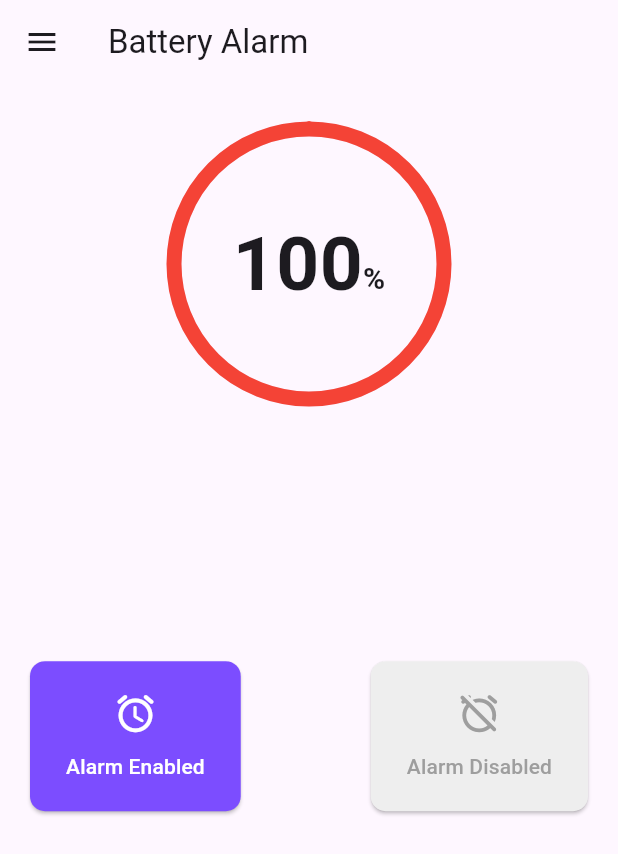
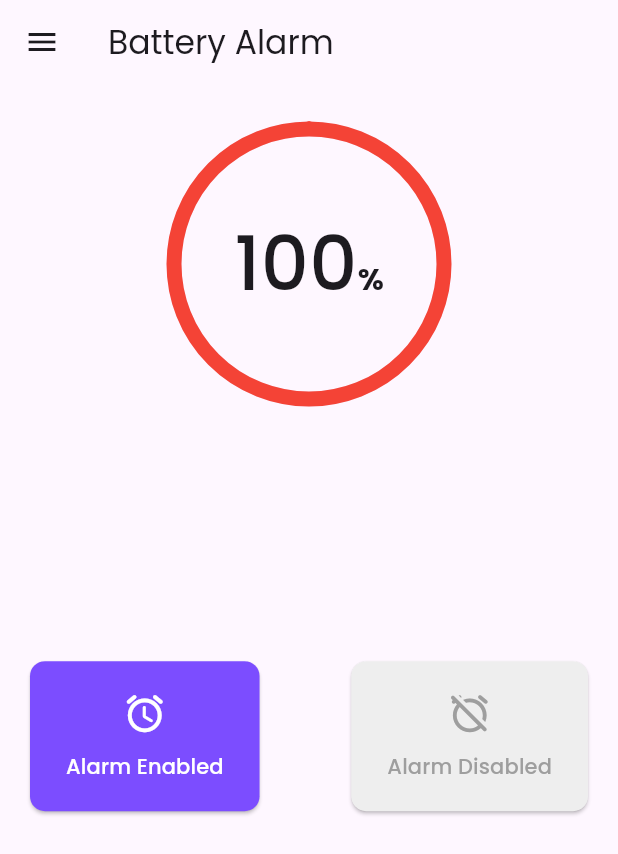
Before and after one commit to ahm3dElgharbawy/Battery-Alarm, a Flutter app: the screen it shows after launch, on a phone screen of 412 x 824 dp. Shown: the top 854 px of the screen. Run offline on Flutter 3.47's test engine with Material 3 defaults, Android fonts, the phone set to English and light mode, and no system bars; our stand-ins replace battery_plus, flutter_bloc, lottie; missing offline and left inert: flutter_ringtone_player.

Commit message:
adding launcher icon and poppins font and fix some things

```diff
--- a/lib/core/constants/colors.dart
+++ b/lib/core/constants/colors.dart
@@ -1,6 +1,6 @@
 import 'package:flutter/material.dart';
 
-class AppColors {
+abstract class AppColors {
   static const Color primary = Color(0xff7751FF);
   static const Color red = Colors.red;
   static const Color green = Color(0xff4caf50);
--- a/lib/cubits/battery_cubit/my_battery_cubit.dart
+++ b/lib/cubits/battery_cubit/my_battery_cubit.dart
@@ -5,17 +5,17 @@ import 'package:flutter/widgets.dart';
 part 'my_battery_state.dart';
 
 class MyBatteryCubit extends Cubit<MyBatteryState> {
-  MyBatteryCubit() : super(MyBatteryInitial());
+  MyBatteryCubit() : super(MyBatteryDischarging());
   int batteryLevel = 0;
   void myBatteryListening(Battery battery) {
     battery.onBatteryStateChanged.listen((BatteryState state) async {
       batteryLevel = await battery.batteryLevel;
       if (state == BatteryState.charging) {
-        emit(MyBatteryCharging(progress: batteryLevel));
+        emit(MyBatteryCharging());
       } else if (state == BatteryState.full) {
         emit(MyBatteryFull());
       } else {
-        emit(MyBatteryDischarging(progress: batteryLevel));
+        emit(MyBatteryDischarging());
       }
     });
   }
--- a/lib/cubits/battery_cubit/my_battery_state.dart
+++ b/lib/cubits/battery_cubit/my_battery_state.dart
@@ -3,16 +3,15 @@ part of 'my_battery_cubit.dart';
 @immutable
 sealed class MyBatteryState {}
 
-final class MyBatteryInitial extends MyBatteryState {}
-
-final class MyBatteryFull extends MyBatteryState {}
+final class MyBatteryDischarging extends MyBatteryState {
+  MyBatteryDischarging();
+}
 
 final class MyBatteryCharging extends MyBatteryState {
-  final int progress;
-  MyBatteryCharging({required this.progress});
+  MyBatteryCharging();
 }
 
-final class MyBatteryDischarging extends MyBatteryState {
-  final int progress;
-  MyBatteryDischarging({required this.progress});
+final class MyBatteryFull extends MyBatteryState {
+  MyBatteryFull();
+
 }
--- a/lib/home/widgets/charging_indicator.dart
+++ b/lib/home/widgets/charging_indicator.dart
@@ -12,11 +12,10 @@ class ChargingIndicator extends StatelessWidget {
   @override
   Widget build(BuildContext context) {
     final bloc = context.read<MyBatteryCubit>();
-
     return BlocConsumer<MyBatteryCubit, MyBatteryState>(
       listener: (context, state) {
         if (state is MyBatteryFull) {
-          context.read<BatteryAlarmCubit>().launchAlarm();
+          context.read<BatteryAlarmCubit>().launchAlarm(context);
         }
       },
       builder: (context, state) => SizedBox(
@@ -52,17 +51,14 @@ class ChargingIndicator extends StatelessWidget {
                     crossAxisAlignment: CrossAxisAlignment.baseline,
                     textBaseline: TextBaseline.alphabetic,
                     children: [
-                      Text(
-                        state is MyBatteryCharging
-                            ? bloc.batteryLevel.toString()
-                            : (state is MyBatteryFull)
-                                ? "100"
-                                : bloc.batteryLevel.toString(),
-                        style: const TextStyle(fontSize: 50,fontWeight: FontWeight.bold),
+                      Text(bloc.batteryLevel.toString(),
+                        style: const TextStyle(
+                            fontSize: 50, fontWeight: FontWeight.w500),
                       ),
                       const Text(
                         "%",
-                        style: TextStyle(fontSize: 20,fontWeight: FontWeight.bold),
+                        style: TextStyle(
+                            fontSize: 20, fontWeight: FontWeight.bold),
                       ),
                     ],
                   ),
--- a/lib/main.dart
+++ b/lib/main.dart
@@ -30,6 +30,7 @@ class MyApp extends StatelessWidget {
         theme: ThemeData(
           colorScheme: ColorScheme.fromSeed(seedColor: Colors.deepPurple),
           useMaterial3: true,
+          fontFamily: "Poppins"
         ),
         home: const HomeScreen(),
       ),
```
Also changed, not shown: assets/lottie/alarm.json (added, +1 -0 lines), lib/cubits/alarm_cubit/battery_alarm_cubit.dart (+14 -2 lines), lib/home/widgets/alert_dialog.dart (added, +28 -0 lines), pubspec.yaml (+10 -37 lines), assets/fonts/poppins/Poppins-Bold.ttf (added), assets/fonts/poppins/Poppins-Medium.ttf (added), assets/fonts/poppins/Poppins-Regular.ttf (added), assets/fonts/poppins/Poppins-SemiBold.ttf (added), assets/icons/icon.png (added), lib/cubits/alarm_cubit/battery_alarm_state.dart (line endings or trailing spaces), pubspec.lock, 27 other files.
